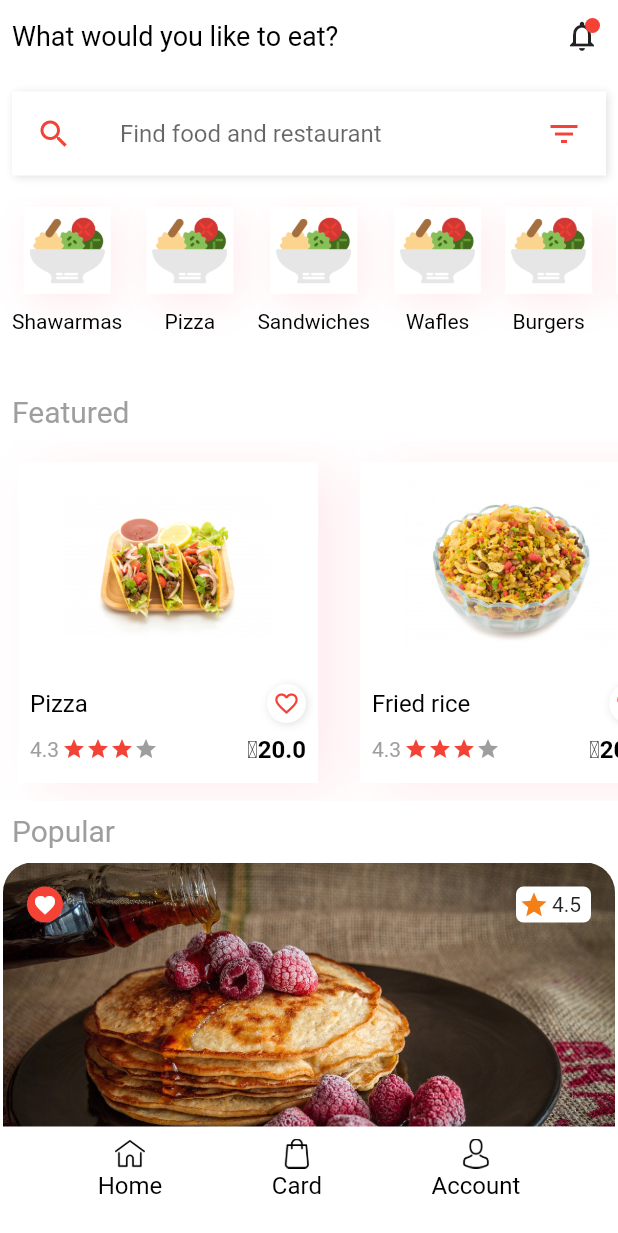
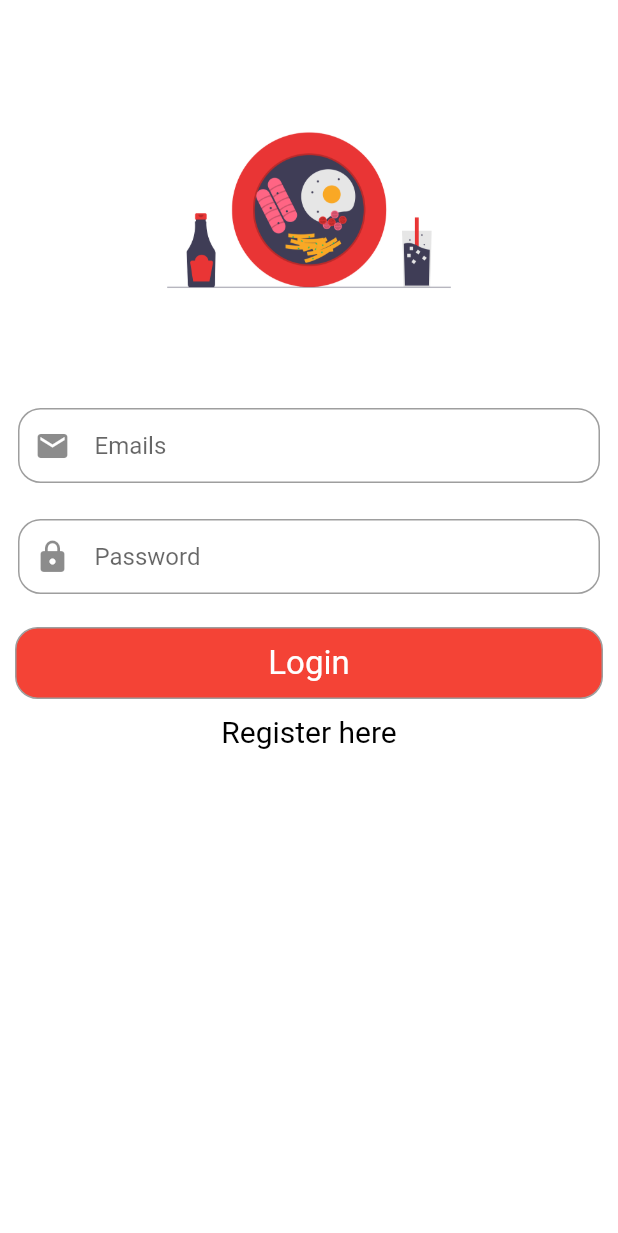
Before and after one commit to Santos-Enoque/food_app_course, a Flutter app: the screen it shows after launch, on a phone screen of 412 x 824 dp. Shown: the top 1233 px of the screen. Run offline on Flutter 3.47's test engine with Material 2 defaults, Android fonts, the phone set to English and light mode, and no system bars; our stand-ins replace cloud_firestore; accounts and stored records are empty.

```diff
--- a/lib/main.dart
+++ b/lib/main.dart
@@ -1,6 +1,7 @@
 import 'package:flutter/material.dart';
 import 'package:food_course/scr/screens/bag.dart';
 import 'package:food_course/scr/screens/home.dart';
+import 'package:food_course/scr/screens/login.dart';
 
 void main() => runApp(MyApp());
 
@@ -14,7 +15,7 @@ class MyApp extends StatelessWidget {
         theme: ThemeData(
           primarySwatch: Colors.red,
         ),
-        home: Home()
+        home: LoginScreen()
     );
   }
 }
--- a/lib/scr/helpers/style.dart
+++ b/lib/scr/helpers/style.dart
@@ -1,6 +1,6 @@
 import 'package:flutter/material.dart';
 
-const Color red = Colors.red;
+const  red = Colors.red;
 const Color white = Colors.white;
 const Color black = Colors.black;
 const Color grey = Colors.grey;
--- a/lib/scr/screens/home.dart
+++ b/lib/scr/screens/home.dart
@@ -1,7 +1,9 @@
 import 'package:flutter/cupertino.dart';
 import 'package:flutter/material.dart';
 import 'package:flutter/rendering.dart';
+import 'package:food_course/scr/helpers/screen_navigation.dart';
 import 'package:food_course/scr/helpers/style.dart';
+import 'package:food_course/scr/screens/bag.dart';
 import 'package:food_course/scr/widgets/bottom_navigation_icons.dart';
 import 'package:food_course/scr/widgets/categories.dart';
 import 'package:food_course/scr/widgets/custom_text.dart';
@@ -201,7 +203,7 @@ class _HomeState extends State<Home> {
                           padding: const EdgeInsets.all(8.0),
                           child: RichText(text: TextSpan(
                               children: [
-                                TextSpan(text: "\₵25.00 \n",style: TextStyle(fontSize: 22,fontWeight: FontWeight.bold)),
+                                TextSpan(text: "\$25.00 \n",style: TextStyle(fontSize: 22,fontWeight: FontWeight.bold)),
 
                               ], style: TextStyle(color: white)
                           ),),
@@ -233,8 +235,11 @@ class _HomeState extends State<Home> {
             ),
 
             BottomNavIcon(
+              onTap: (){
+                changeScreen(context, ShoppingBag());
+              },
               image: "shopping-bag.png",
-              name: "Card",
+              name: "Cart",
             ),
 
           BottomNavIcon(
--- /dev/null
+++ b/lib/scr/screens/login.dart
@@ -0,0 +1,105 @@
+import 'package:flutter/material.dart';
+import 'package:food_course/scr/helpers/screen_navigation.dart';
+import 'package:food_course/scr/helpers/style.dart';
+import 'package:food_course/scr/screens/registration.dart';
+import 'package:food_course/scr/widgets/custom_text.dart';
+
+class LoginScreen extends StatefulWidget {
+  @override
+  _LoginScreenState createState() => _LoginScreenState();
+}
+
+class _LoginScreenState extends State<LoginScreen> {
+  @override
+  Widget build(BuildContext context) {
+    return Scaffold(
+      backgroundColor: white,
+      body: SingleChildScrollView(
+        child: Column(
+          children: <Widget>[
+            SizedBox(
+              height: 20,
+            ),
+
+            Row(
+              mainAxisAlignment: MainAxisAlignment.center,
+              children: <Widget>[
+                Image.asset("images/lg.png", width: 240, height: 240,),
+              ],
+            ),
+
+           Padding(
+             padding: const EdgeInsets.all(12),
+             child: Container(
+               decoration: BoxDecoration(
+                 border: Border.all(color: grey),
+                 borderRadius: BorderRadius.circular(15)
+               ),
+               child: Padding(padding: EdgeInsets.only(left: 10),
+               child: TextFormField(
+                 decoration: InputDecoration(
+                     border: InputBorder.none,
+                     hintText: "Emails",
+                     icon: Icon(Icons.email)
+                 ),
+               ),),
+             ),
+           ),
+
+            Padding(
+              padding: const EdgeInsets.all(12),
+              child: Container(
+                decoration: BoxDecoration(
+                    border: Border.all(color: grey),
+                    borderRadius: BorderRadius.circular(15)
+                ),
+                child: Padding(padding: EdgeInsets.only(left: 10),
+                  child: TextFormField(
+                    decoration: InputDecoration(
+                        border: InputBorder.none,
+                        hintText: "Password",
+                        icon: Icon(Icons.lock)
+                    ),
+                  ),),
+              ),
+            ),
+
+            Padding(
+              padding: const EdgeInsets.all(10),
+              child: Container(
+                decoration: BoxDecoration(
+                  color: red,
+                    border: Border.all(color: grey),
+                    borderRadius: BorderRadius.circular(15)
+                ),
+                child: Padding(padding: EdgeInsets.only(top: 10, bottom: 10),
+                  child: Row(
+                    mainAxisAlignment: MainAxisAlignment.center,
+                    children: <Widget>[
+                      CustomText(text: "Login", color: white, size: 22,)
+                    ],
+                  ),),
+              ),
+            ),
+
+            GestureDetector(
+              onTap: (){
+                changeScreen(context, RegistrationScreen());
+              },
+              child: Row(
+                mainAxisAlignment: MainAxisAlignment.center,
+                children: <Widget>[
+                  CustomText(text: "Register here", size: 20,),
+                ],
+              ),
+            ),
+
+
+
+
+          ],
+        ),
+      ),
+    );
+  }
+}
--- a/lib/scr/widgets/bottom_navigation_icons.dart
+++ b/lib/scr/widgets/bottom_navigation_icons.dart
@@ -4,13 +4,16 @@ import 'package:food_course/scr/widgets/custom_text.dart';
 class BottomNavIcon extends StatelessWidget {
   final String image;
   final String name;
+  final Function onTap;
 
-  const BottomNavIcon({Key key, this.image, this.name}) : super(key: key);
+  const BottomNavIcon({Key key, this.image, this.name, this.onTap}) : super(key: key);
 
   @override
   Widget build(BuildContext context) {
     return Padding(
       padding: const EdgeInsets.all(8.0),
+      child: GestureDetector(
+        onTap: onTap ?? null,
         child: Column(
           children: <Widget>[
             Image.asset("images/$image",width: 20,height: 20,),
@@ -18,6 +21,7 @@ class BottomNavIcon extends StatelessWidget {
             CustomText(text: name,)
           ],
         ),
+      ),
     );
   }
 }
--- a/pubspec.yaml
+++ b/pubspec.yaml
@@ -20,6 +20,8 @@ dependencies:
   flutter:
     sdk: flutter
   carousel_pro: ^1.0.0
+  cloud_firestore: ^0.13.0+1
+  firebase_auth: ^0.15.3+1
 
   # The following adds the Cupertino Icons font to your application.
   # Use with the CupertinoIcons class for iOS style icons.
```
Also changed, not shown: lib/scr/helpers/user.dart (added, +20 -0 lines), lib/scr/models/user.dart (added, +26 -0 lines), lib/scr/screens/bag.dart (+43 -0 lines), lib/scr/screens/registration.dart (added, +124 -0 lines), images/lg.png (added), pubspec.lock, 3 other files. Lines whose indentation alone changed are shown as unchanged.
